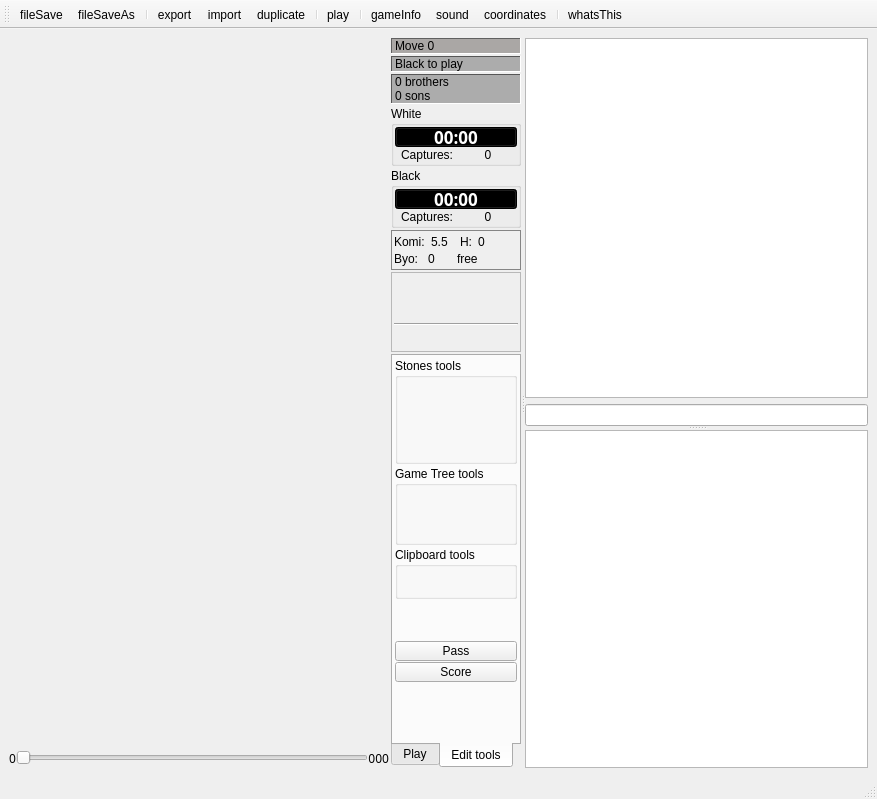
Old version of the form src/board/boardwindow.ui in the repository iamsyt/qgo.
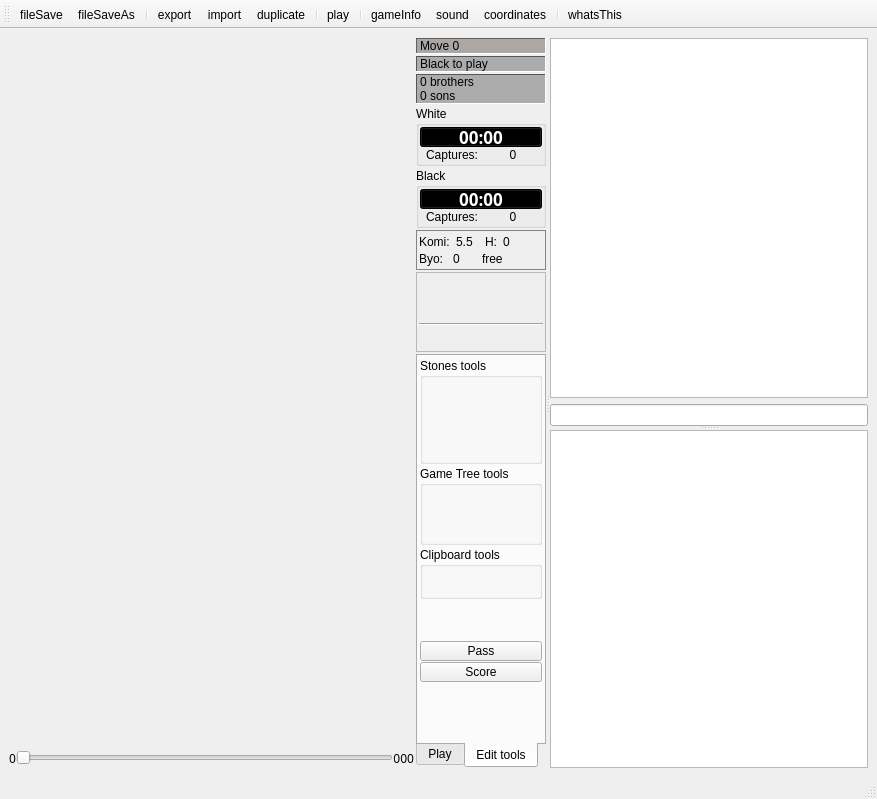
New version of the form. Icons and pictures are not drawn. Custom widgets are drawn as their Qt base class.

The edit to the form file:
```diff
--- a/src/board/boardwindow.ui
+++ b/src/board/boardwindow.ui
@@ -63,7 +63,56 @@
            <property name="spacing" >
             <number>0</number>
            </property>
-           <item row="1" column="1" >
+           <item row="3" column="2" >
+            <widget class="QLabel" name="sliderRightLabel" >
+             <property name="font" >
+              <font>
+               <family>Sans Serif</family>
+               <pointsize>9</pointsize>
+               <weight>50</weight>
+               <italic>false</italic>
+               <bold>false</bold>
+               <underline>false</underline>
+               <strikeout>false</strikeout>
+              </font>
+             </property>
+             <property name="whatsThis" >
+              <string>Slider max value
+
+Maximum game move the slider can currently show.</string>
+             </property>
+             <property name="text" >
+              <string>000</string>
+             </property>
+             <property name="alignment" >
+              <set>Qt::AlignRight|Qt::AlignTrailing|Qt::AlignVCenter</set>
+             </property>
+             <property name="margin" >
+              <number>2</number>
+             </property>
+            </widget>
+           </item>
+           <item row="0" column="0" colspan="3" >
+            <widget class="Board" native="1" name="board" >
+             <property name="minimumSize" >
+              <size>
+               <width>300</width>
+               <height>300</height>
+              </size>
+             </property>
+             <property name="whatsThis" >
+              <string>Click on the board to place a stone.
+
+When in normal mode, left click plays moves in alternating colors.
+Shift + left click moves to the first move in the main branch.
+Shift + right click moves to the next move in the current branch.
+When in edit mode and editing stones, left click places a black, right click a white stone, clicking on an existant stone removes it.
+When editing marks, left click sets, right click removes the mark. When editing letter marks, shift-click allows to customize the mark text.
+When in score mode, left click to mark a group as dead, right click to mark it alive in seki. Click again to unmark as dead or seki.</string>
+             </property>
+            </widget>
+           </item>
+           <item row="3" column="1" >
             <widget class="QSlider" name="slider" >
              <property name="maximumSize" >
               <size>
@@ -93,7 +142,7 @@
              </property>
             </widget>
            </item>
-           <item row="1" column="0" >
+           <item row="3" column="0" >
             <widget class="QLabel" name="sliderLeftLabel" >
              <property name="font" >
               <font>
@@ -122,55 +171,6 @@
              </property>
             </widget>
            </item>
-           <item row="1" column="2" >
-            <widget class="QLabel" name="sliderRightLabel" >
-             <property name="font" >
-              <font>
-               <family>Sans Serif</family>
-               <pointsize>9</pointsize>
-               <weight>50</weight>
-               <italic>false</italic>
-               <bold>false</bold>
-               <underline>false</underline>
-               <strikeout>false</strikeout>
-              </font>
-             </property>
-             <property name="whatsThis" >
-              <string>Slider max value
-
-Maximum game move the slider can currently show.</string>
-             </property>
-             <property name="text" >
-              <string>000</string>
-             </property>
-             <property name="alignment" >
-              <set>Qt::AlignRight|Qt::AlignTrailing|Qt::AlignVCenter</set>
-             </property>
-             <property name="margin" >
-              <number>2</number>
-             </property>
-            </widget>
-           </item>
-           <item row="0" column="0" colspan="3" >
-            <widget class="Board" native="1" name="board" >
-             <property name="minimumSize" >
-              <size>
-               <width>250</width>
-               <height>250</height>
-              </size>
-             </property>
-             <property name="whatsThis" >
-              <string>Click on the board to place a stone.
-
-When in normal mode, left click plays moves in alternating colors.
-Shift + left click moves to the first move in the main branch.
-Shift + right click moves to the next move in the current branch.
-When in edit mode and editing stones, left click places a black, right click a white stone, clicking on an existant stone removes it.
-When editing marks, left click sets, right click removes the mark. When editing letter marks, shift-click allows to customize the mark text.
-When in score mode, left click to mark a group as dead, right click to mark it alive in seki. Click again to unmark as dead or seki.</string>
-             </property>
-            </widget>
-           </item>
           </layout>
          </widget>
         </item>
```
